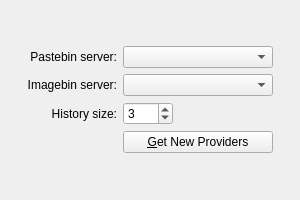
Above: applets/pastebin/pastebinConfig.ui from KDE/kdeplasma-addons before the change. Below: the same form after it.
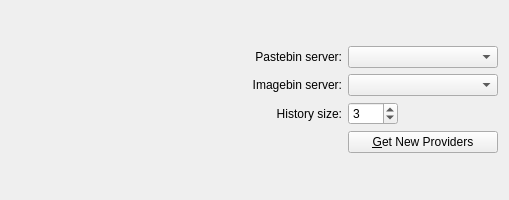
That is the form after the change. Custom widgets are drawn as their Qt base class.

Commit message: a maximum size of 100 for the labels make them only partly visible which is bad. Not mentioning longer translated names.

Patch:
```diff
--- a/applets/pastebin/pastebinConfig.ui
+++ b/applets/pastebin/pastebinConfig.ui
@@ -6,7 +6,7 @@
    <rect>
     <x>0</x>
     <y>0</y>
-    <width>300</width>
+    <width>509</width>
     <height>200</height>
    </rect>
   </property>
@@ -27,12 +27,6 @@
      </property>
      <item row="0" column="0">
       <widget class="QLabel" name="textServerLabel">
-       <property name="maximumSize">
-        <size>
-         <width>100</width>
-         <height>16777215</height>
-        </size>
-       </property>
        <property name="layoutDirection">
         <enum>Qt::LeftToRight</enum>
        </property>
@@ -71,12 +65,6 @@
      </item>
      <item row="1" column="0">
       <widget class="QLabel" name="imageServerLabel">
-       <property name="maximumSize">
-        <size>
-         <width>100</width>
-         <height>16777215</height>
-        </size>
-       </property>
        <property name="layoutDirection">
         <enum>Qt::LeftToRight</enum>
        </property>
@@ -115,12 +103,6 @@
      </item>
      <item row="2" column="0">
       <widget class="QLabel" name="historySizeLabel">
-       <property name="maximumSize">
-        <size>
-         <width>100</width>
-         <height>16777215</height>
-        </size>
-       </property>
        <property name="layoutDirection">
         <enum>Qt::LeftToRight</enum>
        </property>
```
